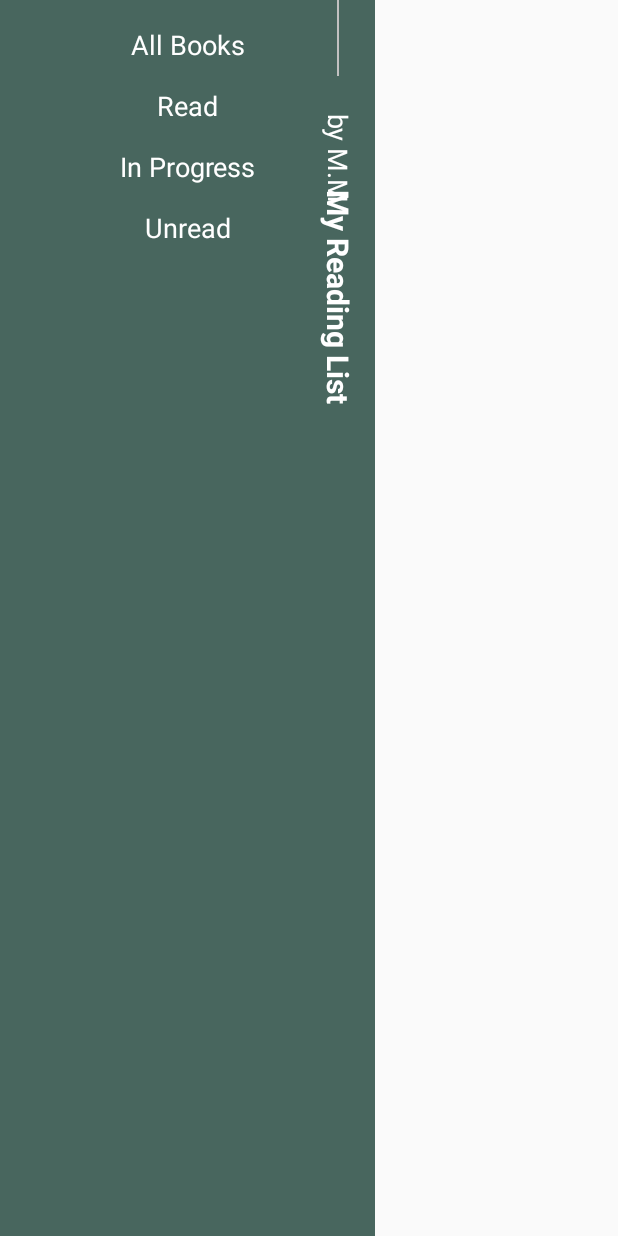
After one commit to MariemMezghani/BookFinder-App, an Android app: the layout motion_menu.xml on its own in the app's theme, with its tools: preview values and no code run, on a phone screen of 412 x 824 dp. The commit adds this screen. Run offline under Robolectric (Android 15) with nearby library versions, the phone set to English and light mode, and no system bars.

Commit message:
implement drawer menu with MotionLayout

```diff
--- a/app/build.gradle
+++ b/app/build.gradle
@@ -45,6 +45,7 @@ dependencies {
     implementation 'androidx.appcompat:appcompat:1.3.1'
     implementation 'com.google.android.material:material:1.4.0'
     implementation 'androidx.constraintlayout:constraintlayout:2.1.1'
+    implementation 'androidx.coordinatorlayout:coordinatorlayout:1.1.0'
     implementation 'androidx.legacy:legacy-support-v4:1.0.0'
 
 
--- a/app/src/main/java/com/github/mariemmezghani/bookfinder/BookAdapter.kt
+++ b/app/src/main/java/com/github/mariemmezghani/bookfinder/BookAdapter.kt
@@ -18,6 +18,7 @@ class BookAdapter (val listener: BookListener) :
     override fun onBindViewHolder(holder: ViewHolder, position: Int) {
         holder.bind(listener,getItem(position)!!)
     }
+
 
     class ViewHolder private constructor(val binding: BookListItemBinding) :
         RecyclerView.ViewHolder(binding.root) {
--- a/app/src/main/java/com/github/mariemmezghani/bookfinder/ListFragment.kt
+++ b/app/src/main/java/com/github/mariemmezghani/bookfinder/ListFragment.kt
@@ -1,15 +1,19 @@
 package com.github.mariemmezghani.bookfinder
 
+import android.app.Activity
 import android.os.Bundle
 import android.view.*
 import android.widget.Filter.*
+import androidx.appcompat.app.ActionBarDrawerToggle
 import androidx.appcompat.app.AppCompatActivity
 import androidx.databinding.DataBindingUtil
 import androidx.fragment.app.Fragment
 import androidx.fragment.app.activityViewModels
+import androidx.lifecycle.LiveData
 import androidx.lifecycle.Observer
 import androidx.navigation.findNavController
 import androidx.navigation.fragment.findNavController
+import com.github.mariemmezghani.bookfinder.database.Book
 import com.github.mariemmezghani.bookfinder.database.BookDao
 import com.github.mariemmezghani.bookfinder.database.BookDatabase
 import com.github.mariemmezghani.bookfinder.databinding.FragmentListBinding
@@ -38,6 +42,14 @@ class ListFragment : Fragment() {
         val binding: FragmentListBinding =
             DataBindingUtil.inflate(inflater, R.layout.fragment_list, container, false)
         (activity as? AppCompatActivity)?.setSupportActionBar(binding.toolbar)
+        // drawer menu
+        val toggle = ActionBarDrawerToggle(
+            context as Activity?, binding.drawerLayout, binding.toolbar, R.string.open_drawer,
+            R.string.close_drawer
+        )
+        binding.drawerLayout.addDrawerListener(toggle)
+        toggle.syncState()
+        //toolbar
         binding.toolbar.title = "My Reading List"
         binding.addButton.setOnClickListener { view ->
             this.findNavController()
@@ -67,7 +79,28 @@ class ListFragment : Fragment() {
         binding.setLifecycleOwner(this)
         // menu
         setHasOptionsMenu(true)
+        binding.menu.all.setOnClickListener {
+            submitListToAdapter(binding, viewModel.books)
+        }
+        binding.menu.Read.setOnClickListener {
+            submitListToAdapter(binding, viewModel.readBooks)
+        }
+        binding.menu.InProgress.setOnClickListener {
+            submitListToAdapter(binding, viewModel.inProgressBooks)
+        }
+        binding.menu.Unread.setOnClickListener {
+            submitListToAdapter(binding, viewModel.unreadBooks)
+        }
         return binding.root
+    }
+
+    private fun submitListToAdapter(binding: FragmentListBinding, books: LiveData<List<Book>>) {
+        books.observe(viewLifecycleOwner, Observer {
+            it?.let {
+                adapter.submitList(it)
+            }
+            binding.drawerLayout.close()
+        })
     }
 
     private fun getDatabase(): BookDao {
--- a/app/src/main/java/com/github/mariemmezghani/bookfinder/database/Book.kt
+++ b/app/src/main/java/com/github/mariemmezghani/bookfinder/database/Book.kt
@@ -18,11 +18,11 @@ data class Book(
     @ColumnInfo
     var publishedDate: String = "",
     @ColumnInfo
-    var read: Boolean = false,
+    var read: Boolean=false,
     @ColumnInfo
-    var unread: Boolean = false,
+    var unread: Boolean=false,
     @ColumnInfo
-    var inProgress: Boolean = false,
+    var inProgress: Boolean=false,
     /* In the future we will implement the feature that allows the
      user to save an image of the book from his phone in the app*/
     /*var image: String = "path Uri"*/
--- a/app/src/main/java/com/github/mariemmezghani/bookfinder/database/BookDao.kt
+++ b/app/src/main/java/com/github/mariemmezghani/bookfinder/database/BookDao.kt
@@ -18,6 +18,15 @@ interface BookDao {
     @Query("SELECT * FROM books_table WHERE name LIKE :query OR author LIKE :query")
     fun getBooks(query: String): LiveData<List<Book>>
 
+    @Query("SELECT * FROM books_table WHERE read")
+    fun getReadBooks(): LiveData<List<Book>>
+
+    @Query("SELECT * FROM books_table WHERE inProgress")
+    fun getInProgressReadBooks(): LiveData<List<Book>>
+
+    @Query("SELECT * FROM books_table WHERE unread")
+    fun getUnReadBooks(): LiveData<List<Book>>
+
     @Query("SELECT * FROM books_table ORDER BY bookId DESC")
     fun getAllBooks(): LiveData<List<Book>>
 }
--- a/app/src/main/java/com/github/mariemmezghani/bookfinder/repository/BookRepository.kt
+++ b/app/src/main/java/com/github/mariemmezghani/bookfinder/repository/BookRepository.kt
@@ -7,6 +7,10 @@ import com.github.mariemmezghani.bookfinder.database.BookDao
 
 class BookRepository(private val database: BookDao) {
     var savedBooks: LiveData<List<Book>> = database.getAllBooks()
+    var readBooks: LiveData<List<Book>> = database.getReadBooks()
+    var inProgressBooks: LiveData<List<Book>> = database.getInProgressReadBooks()
+    var unreadBooks: LiveData<List<Book>> = database.getUnReadBooks()
+
     suspend fun insert(book: Book) {
         database.insert(book)
     }
@@ -18,4 +22,6 @@ class BookRepository(private val database: BookDao) {
     fun getSearchedBooks(query: String): LiveData<List<Book>> {
         return database.getBooks(query)
     }
+
+
 }
--- /dev/null
+++ b/app/src/main/java/com/github/mariemmezghani/bookfinder/utils/DrawerContent.kt
@@ -0,0 +1,33 @@
+package com.github.mariemmezghani.bookfinder.utils
+
+import android.content.Context
+import android.util.AttributeSet
+import android.view.View
+import androidx.constraintlayout.motion.widget.MotionLayout
+import androidx.drawerlayout.widget.DrawerLayout
+
+
+class DrawerContent @JvmOverloads constructor(
+    context: Context, attrs: AttributeSet? = null, defStyleAttr: Int = 0
+) : MotionLayout(context, attrs, defStyleAttr), DrawerLayout.DrawerListener {
+
+    override fun onDrawerStateChanged(newState: Int) {
+    }
+
+    override fun onDrawerSlide(drawerView: View, slideOffset: Float) {
+        progress = slideOffset
+    }
+
+    override fun onDrawerClosed(drawerView: View) {
+    }
+
+    override fun onDrawerOpened(drawerView: View) {
+    }
+
+    override fun onAttachedToWindow() {
+        super.onAttachedToWindow()
+        (parent as? DrawerLayout)?.addDrawerListener(this)
+    }
+}
+/* resource: https://github.com/MariemMezghani/Photo_Search/blob/master
+/app/src/main/java/com/github/mariemmezghani/photo_search/utils/DrawerContent.kt*/
--- a/app/src/main/java/com/github/mariemmezghani/bookfinder/viewModel/BookViewModel.kt
+++ b/app/src/main/java/com/github/mariemmezghani/bookfinder/viewModel/BookViewModel.kt
@@ -11,6 +11,10 @@ import kotlinx.coroutines.launch
 
 class BookViewModel(private val repository: BookRepository) : ViewModel() {
     var books = repository.savedBooks
+    var readBooks = repository.readBooks
+    var inProgressBooks = repository.inProgressBooks
+    var unreadBooks = repository.unreadBooks
+
     val navigateToListFragment: LiveData<Boolean>
         get() = _navigateToListFragment
 
--- a/app/src/main/res/layout/book_list_item.xml
+++ b/app/src/main/res/layout/book_list_item.xml
@@ -66,6 +66,7 @@
                 android:layout_width="0dp"
                 android:layout_height="wrap_content"
                 android:layout_marginTop="8dp"
+                android:layout_marginBottom="8dp"
                 android:fontFamily="@font/rubik_light"
                 android:text="@{book.publishedDate}"
                 app:layout_constraintEnd_toEndOf="@+id/book_author"
--- a/app/src/main/res/layout/fragment_list.xml
+++ b/app/src/main/res/layout/fragment_list.xml
@@ -67,5 +67,8 @@
 
 
         </androidx.coordinatorlayout.widget.CoordinatorLayout>
+        <include
+            android:id="@+id/menu"
+            layout="@layout/motion_menu" />
     </androidx.drawerlayout.widget.DrawerLayout>
 </layout>
--- /dev/null
+++ b/app/src/main/res/layout/motion_menu.xml
@@ -0,0 +1,117 @@
+<?xml version="1.0" encoding="utf-8"?>
+<layout xmlns:android="http://schemas.android.com/apk/res/android"
+    xmlns:app="http://schemas.android.com/apk/res-auto"
+    xmlns:tools="http://schemas.android.com/tools">
+
+    <com.github.mariemmezghani.bookfinder.utils.DrawerContent
+
+        android:id="@+id/menu"
+        android:layout_width="250dp"
+        android:layout_height="match_parent"
+        android:layout_gravity="start"
+        android:background="@color/color_primary"
+        android:clickable="true"
+        android:focusable="true"
+        app:layoutDescription="@xml/motion_scene">
+
+        <TextView
+            android:id="@+id/menu_title"
+            android:layout_width="wrap_content"
+            android:layout_height="wrap_content"
+            android:layout_marginTop="32dp"
+            android:text="@string/my_reading_list"
+            android:textColor="#FFF"
+            android:textSize="20sp"
+            android:textStyle="bold"
+            app:layout_constraintBottom_toTopOf="@+id/by_M.M."
+            app:layout_constraintEnd_toEndOf="parent"
+            app:layout_constraintHorizontal_bias="0.5"
+            app:layout_constraintStart_toStartOf="parent"
+            app:layout_constraintTop_toTopOf="parent"
+            app:layout_constraintVertical_bias="0.0"
+            app:layout_constraintVertical_chainStyle="packed" />
+
+        <TextView
+            android:id="@+id/all"
+            android:layout_width="wrap_content"
+            android:layout_height="wrap_content"
+            android:layout_marginTop="16dp"
+            android:text="@string/all_books"
+            android:textColor="#FFF"
+            android:textSize="18sp"
+            app:layout_constraintBottom_toTopOf="@+id/Read"
+            app:layout_constraintEnd_toEndOf="parent"
+            app:layout_constraintHorizontal_bias="0.5"
+            app:layout_constraintStart_toStartOf="parent"
+            app:layout_constraintTop_toBottomOf="@+id/view" />
+
+        <TextView
+            android:id="@+id/Read"
+            android:layout_width="wrap_content"
+            android:layout_height="wrap_content"
+            android:layout_marginTop="16dp"
+            android:text="@string/read"
+            android:textColor="#FFF"
+            android:textSize="18sp"
+            app:layout_constraintBottom_toTopOf="@+id/In_Progress"
+            app:layout_constraintEnd_toEndOf="parent"
+            app:layout_constraintHorizontal_bias="0.5"
+            app:layout_constraintStart_toStartOf="parent"
+            app:layout_constraintTop_toBottomOf="@+id/all" />
+
+        <TextView
+            android:id="@+id/In_Progress"
+            android:layout_width="wrap_content"
+            android:layout_height="wrap_content"
+            android:layout_marginTop="16dp"
+            android:text="@string/in_progress"
+            android:textColor="#FFF"
+            android:textSize="18sp"
+            app:layout_constraintBottom_toTopOf="@+id/Unread"
+            app:layout_constraintEnd_toEndOf="parent"
+            app:layout_constraintHorizontal_bias="0.5"
+            app:layout_constraintStart_toStartOf="parent"
+            app:layout_constraintTop_toBottomOf="@+id/Read" />
+
+        <TextView
+            android:id="@+id/Unread"
+            android:layout_width="wrap_content"
+            android:layout_height="wrap_content"
+            android:layout_marginTop="16dp"
+            android:clickable="false"
+            android:focusable="false"
+            android:focusableInTouchMode="false"
+            android:text="@string/unread"
+            android:textColor="#FFF"
+            android:textSize="18sp"
+            app:layout_constraintEnd_toEndOf="parent"
+            app:layout_constraintHorizontal_bias="0.5"
+            app:layout_constraintStart_toStartOf="parent"
+            app:layout_constraintTop_toBottomOf="@+id/In_Progress" />
+
+        <View
+            android:id="@+id/view"
+            android:layout_width="150dp"
+            android:layout_height="1dp"
+            android:layout_marginTop="16dp"
+            android:background="#c2c1c1"
+            app:layout_constraintBottom_toTopOf="@+id/Read"
+            app:layout_constraintEnd_toEndOf="parent"
+            app:layout_constraintHorizontal_bias="0.5"
+            app:layout_constraintStart_toStartOf="parent"
+            app:layout_constraintTop_toBottomOf="@+id/by_MM" />
+
+        <TextView
+            android:id="@+id/by_MM"
+            android:layout_width="wrap_content"
+            android:layout_height="wrap_content"
+            android:text="@string/by_m_m"
+            android:textColor="#FFF"
+            android:textSize="18sp"
+            app:layout_constraintBottom_toTopOf="@+id/view"
+            app:layout_constraintEnd_toEndOf="parent"
+            app:layout_constraintHorizontal_bias="0.5"
+            app:layout_constraintStart_toStartOf="parent"
+            app:layout_constraintTop_toBottomOf="@+id/menu_title" />
+    </com.github.mariemmezghani.bookfinder.utils.DrawerContent>
+</layout>
--- a/app/src/main/res/values/strings.xml
+++ b/app/src/main/res/values/strings.xml
@@ -10,10 +10,15 @@
     <string name="status_string">Status</string>
     <string name="book_name_edittext">Book Name</string>
     <string name="author_edittext">Author</string>
+    <string name="search">Search</string>
+    <string name="open_drawer">Open Drawer</string>
+    <string name="close_drawer">Close Drawer</string>
+    <string name="my_reading_list">My Reading List</string>
+    <string name="all_books">All Books</string>
     <string name="read">Read</string>
+    <string name="in_progress">In Progress</string>
     <string name="unread">Unread</string>
-    <string name="in_progress">In Progress</string>
-    <string name="search">Search</string>
+    <string name="by_m_m">by M.M</string>
 
 
 </resources>
--- /dev/null
+++ b/app/src/main/res/xml/motion_scene.xml
@@ -0,0 +1,163 @@
+<?xml version="1.0" encoding="utf-8"?>
+<MotionScene xmlns:android="http://schemas.android.com/apk/res/android"
+    xmlns:motion="http://schemas.android.com/apk/res-auto">
+
+    <Transition
+        motion:constraintSetEnd="@+id/end"
+        motion:constraintSetStart="@+id/start"
+        motion:duration="250" />
+
+    <ConstraintSet android:id="@+id/start">
+        <Constraint
+            android:id="@id/menu_title"
+            android:layout_width="wrap_content"
+            android:layout_height="wrap_content"
+            android:layout_marginTop="184dp"
+            android:rotation="90"
+            android:translationX="100dp"
+            motion:layout_constraintBottom_toTopOf="@+id/by_M.M."
+            motion:layout_constraintEnd_toEndOf="parent"
+            motion:layout_constraintStart_toStartOf="parent"
+            motion:layout_constraintTop_toTopOf="parent"
+            motion:layout_constraintVertical_chainStyle="spread" />
+
+        <Constraint
+            android:id="@id/All"
+            android:layout_width="wrap_content"
+            android:layout_height="wrap_content"
+            android:layout_marginTop="16dp"
+            android:rotation="90"
+            android:translationX="100dp"
+            motion:layout_constraintBottom_toTopOf="@+id/read"
+            motion:layout_constraintEnd_toEndOf="parent"
+            motion:layout_constraintStart_toStartOf="parent"
+            motion:layout_constraintTop_toBottomOf="@+id/view" />
+
+        <Constraint
+            android:id="@id/read"
+            android:layout_width="wrap_content"
+            android:layout_height="wrap_content"
+            android:layout_marginTop="16dp"
+            android:rotation="90"
+            android:translationX="100dp"
+            motion:layout_constraintBottom_toTopOf="@+id/in_progress"
+            motion:layout_constraintEnd_toEndOf="parent"
+            motion:layout_constraintStart_toStartOf="parent"
+            motion:layout_constraintTop_toBottomOf="@+id/All" />
+
+        <Constraint
+            android:id="@id/in_progress"
+            android:layout_width="wrap_content"
+            android:layout_height="wrap_content"
+            android:layout_marginTop="16dp"
+            android:rotation="90"
+            android:translationX="100dp"
+            motion:layout_constraintEnd_toEndOf="parent"
+            motion:layout_constraintStart_toStartOf="parent"
+            motion:layout_constraintTop_toBottomOf="@+id/read"
+            motion:layout_constraintHorizontal_bias="0.955"
+            motion:layout_constraintBottom_toBottomOf="parent" />
+
+        <Constraint
+            android:id="@id/view"
+            android:layout_width="100dp"
+            android:layout_height="1dp"
+            android:layout_marginTop="16dp"
+            android:rotation="90"
+            android:translationX="100dp"
+            motion:layout_constraintBottom_toTopOf="@+id/All"
+            motion:layout_constraintEnd_toEndOf="parent"
+            motion:layout_constraintStart_toStartOf="parent"
+            motion:layout_constraintTop_toBottomOf="@+id/by_M.M." />
+
+        <Constraint
+            android:id="@id/by_MM"
+            android:layout_width="wrap_content"
+            android:layout_height="wrap_content"
+            android:rotation="90"
+            android:translationX="100dp"
+            motion:layout_constraintBottom_toTopOf="@+id/view"
+            motion:layout_constraintEnd_toEndOf="parent"
+            motion:layout_constraintStart_toStartOf="parent"
+            motion:layout_constraintTop_toBottomOf="@+id/menu_title" />
+        <Constraint
+            android:layout_height="wrap_content"
+            motion:layout_constraintStart_toStartOf="parent"
+            android:layout_marginTop="408dp"
+            motion:layout_constraintBottom_toTopOf="@+id/parent"
+            motion:layout_constraintHorizontal_bias="0.289"
+            motion:layout_constraintEnd_toEndOf="parent"
+            android:layout_width="wrap_content"
+            motion:layout_constraintTop_toBottomOf="@+id/in_progress"
+            android:id="@+id/unread" />
+    </ConstraintSet>
+
+    <ConstraintSet android:id="@+id/end">
+        <Constraint
+            android:id="@id/menu_title"
+            android:layout_width="wrap_content"
+            android:layout_height="wrap_content"
+            android:layout_marginTop="32dp"
+            motion:layout_constraintBottom_toTopOf="@+id/by_M.M."
+            motion:layout_constraintEnd_toEndOf="parent"
+            motion:layout_constraintHorizontal_bias="0.5"
+            motion:layout_constraintStart_toStartOf="parent"
+            motion:layout_constraintTop_toTopOf="parent"
+            motion:layout_constraintVertical_bias="0.0"
+            motion:layout_constraintVertical_chainStyle="packed" />
+
+        <Constraint
+            android:id="@id/All"
+            android:layout_width="wrap_content"
+            android:layout_height="wrap_content"
+            android:layout_marginTop="16dp"
+            motion:layout_constraintBottom_toTopOf="@+id/read"
+            motion:layout_constraintEnd_toEndOf="parent"
+            motion:layout_constraintHorizontal_bias="0.5"
+            motion:layout_constraintStart_toStartOf="parent"
+            motion:layout_constraintTop_toBottomOf="@+id/view" />
+
+        <Constraint
+            android:id="@id/read"
+            android:layout_width="wrap_content"
+            android:layout_height="wrap_content"
+            android:layout_marginTop="16dp"
+            motion:layout_constraintBottom_toTopOf="@+id/in_progress"
+            motion:layout_constraintEnd_toEndOf="parent"
+            motion:layout_constraintHorizontal_bias="0.5"
+            motion:layout_constraintStart_toStartOf="parent"
+            motion:layout_constraintTop_toBottomOf="@+id/All" />
+
+        <Constraint
+            android:id="@id/in_progress"
+            android:layout_width="wrap_content"
+            android:layout_height="wrap_content"
+            android:layout_marginTop="16dp"
+            motion:layout_constraintBottom_toBottomOf="parent"
+            motion:layout_constraintEnd_toEndOf="parent"
+            motion:layout_constraintHorizontal_bias="0.5"
+            motion:layout_constraintStart_toStartOf="parent"
+            motion:layout_constraintTop_toBottomOf="@+id/read" />
+
+        <Constraint
+            android:id="@id/view"
+            android:layout_width="100dp"
+            android:layout_height="1dp"
+            android:layout_marginTop="16dp"
+            motion:layout_constraintBottom_toTopOf="@+id/All"
+            motion:layout_constraintEnd_toEndOf="parent"
+            motion:layout_constraintHorizontal_bias="0.5"
+            motion:layout_constraintStart_toStartOf="parent"
+            motion:layout_constraintTop_toBottomOf="@+id/by_MM" />
+
+        <Constraint
+            android:id="@id/by_MM"
+            android:layout_width="wrap_content"
+            android:layout_height="wrap_content"
+            motion:layout_constraintBottom_toTopOf="@+id/view"
+            motion:layout_constraintEnd_toEndOf="parent"
+            motion:layout_constraintHorizontal_bias="0.5"
+            motion:layout_constraintStart_toStartOf="parent"
+            motion:layout_constraintTop_toBottomOf="@+id/menu_title" />
+    </ConstraintSet>
+</MotionScene>
```
